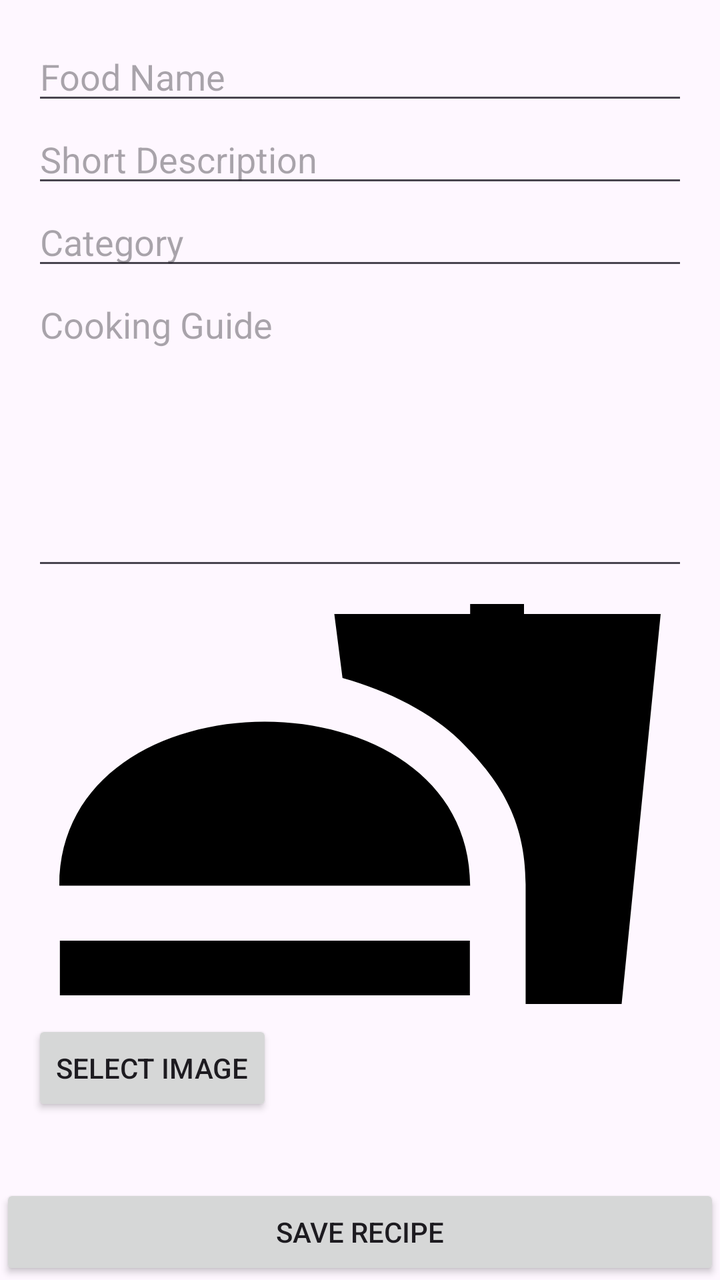
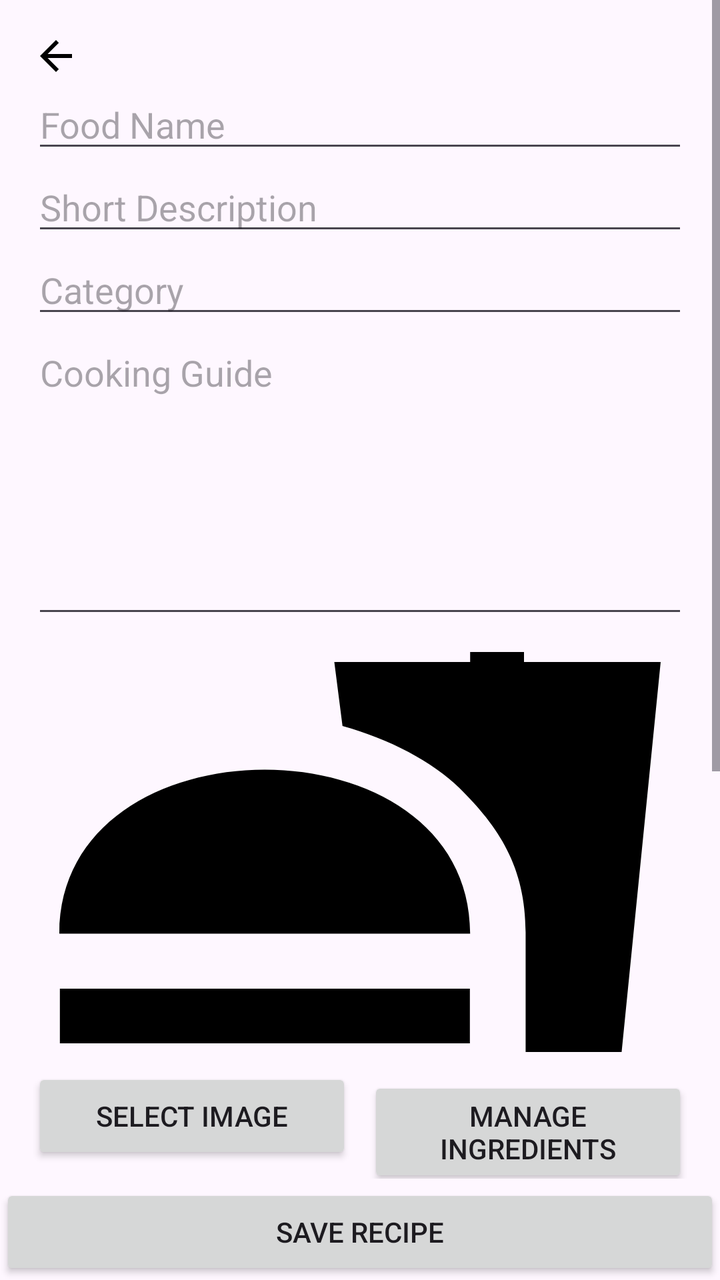

Two renders of the same Android screen: before a commit and after it. Below are the layout's source before the change and the commit's diff.
<!-- AndroidManifest.xml: application theme Theme.MenuBuilderV2 -->
<!-- res/layout/activity_add_food.xml -->
<?xml version="1.0" encoding="utf-8"?>
<androidx.constraintlayout.widget.ConstraintLayout
    xmlns:android="http://schemas.android.com/apk/res/android"
    xmlns:app="http://schemas.android.com/apk/res-auto"
    android:id="@+id/main"
    android:layout_width="match_parent"
    android:layout_height="match_parent">

    <ScrollView
        android:layout_width="match_parent"
        android:layout_height="0dp"
        app:layout_constraintTop_toTopOf="parent"
        app:layout_constraintBottom_toTopOf="@id/btnSave">

        <LinearLayout
            android:layout_width="match_parent"
            android:layout_height="match_parent"
            android:orientation="vertical"
            android:padding="16dp">

            <EditText
                android:id="@+id/edtFoodName"
                android:layout_width="match_parent"
                android:layout_height="wrap_content"
                android:hint="Food Name" />

            <EditText
                android:id="@+id/edtFoodDesc"
                android:layout_width="match_parent"
                android:layout_height="wrap_content"
                android:hint="Short Description" />

            <EditText
                android:id="@+id/edtFoodCategory"
                android:layout_width="match_parent"
                android:layout_height="wrap_content"
                android:hint="Category" />

            <EditText
                android:id="@+id/edtFoodGuide"
                android:layout_width="match_parent"
                android:layout_height="150dp"
                android:hint="Cooking Guide"
                android:gravity="top"
                android:inputType="textMultiLine"
                android:maxLines="8"
                android:scrollbars="vertical" />

            <ImageView
                android:id="@+id/imgSelected"
                android:layout_width="match_parent"
                android:layout_height="200dp"
                android:layout_marginTop="12dp"
                android:scaleType="centerCrop"
                android:src="@drawable/ic_lunch" />

            <Button
                android:id="@+id/btnSelectImage"
                android:layout_width="wrap_content"
                android:layout_height="wrap_content"
                android:text="Select Image"
                android:layout_marginTop="8dp" />
        </LinearLayout>
    </ScrollView>

    <Button
        android:id="@+id/btnSave"
        android:layout_width="match_parent"
        android:layout_height="wrap_content"
        android:text="Save Recipe"
        app:layout_constraintBottom_toBottomOf="parent" />
</androidx.constraintlayout.widget.ConstraintLayout>
<!-- resources referenced by this layout -->
<resources>
  <!-- drawable ic_lunch (drawable) -->
  <vector xmlns:android="http://schemas.android.com/apk/res/android" android:height="24dp" android:tint="#000000" android:viewportHeight="24" android:viewportWidth="24" android:width="24dp">
        
      <path android:fillColor="@android:color/white" android:pathData="M18.06,22.99h1.66c0.84,0 1.53,-0.64 1.63,-1.46L23,5.05h-5L18,1h-1.97v4.05h-4.97l0.3,2.34c1.71,0.47 3.31,1.32 4.27,2.26 1.44,1.42 2.43,2.89 2.43,5.29v8.05zM1,21.99L1,21h15.03v0.99c0,0.55 -0.45,1 -1.01,1L2.01,22.99c-0.56,0 -1.01,-0.45 -1.01,-1zM16.03,14.99c0,-8 -15.03,-8 -15.03,0h15.03zM1.02,17h15v2h-15z"/>
      
  </vector>
  <style name="Theme.MenuBuilderV2" parent="Base.Theme.MenuBuilderV2" />
  <style name="Base.Theme.MenuBuilderV2" parent="Theme.Material3.DayNight.NoActionBar">
          
          
      </style>
</resources>

<!-- the commit's change to res/layout/activity_add_food.xml (unified diff, before → after) -->
@@ -17,6 +17,13 @@
             android:layout_height="match_parent"
             android:orientation="vertical"
             android:padding="16dp">
+            <ImageButton
+                android:id="@+id/btnBack"
+                android:layout_width="wrap_content"
+                android:layout_height="wrap_content"
+                android:src="@drawable/ic_arrow_back"
+                android:background="?attr/selectableItemBackgroundBorderless"
+                android:contentDescription="Back" />
 
             <EditText
                 android:id="@+id/edtFoodName"
@@ -54,12 +61,52 @@
                 android:scaleType="centerCrop"
                 android:src="@drawable/ic_lunch" />
 
-            <Button
-                android:id="@+id/btnSelectImage"
-                android:layout_width="wrap_content"
+            <LinearLayout
+                android:layout_width="match_parent"
                 android:layout_height="wrap_content"
-                android:text="Select Image"
-                android:layout_marginTop="8dp" />
+                android:orientation="horizontal"
+                android:layout_marginTop="8dp"
+                android:gravity="start">
+
+                <Button
+                    android:id="@+id/btnSelectImage"
+                    android:layout_width="0dp"
+                    android:layout_height="wrap_content"
+                    android:layout_weight="1"
+                    android:text="Select Image" />
+
+                <Button
+                    android:id="@+id/btnManageIngredients"
+                    android:layout_width="0dp"
+                    android:layout_height="wrap_content"
+                    android:layout_weight="1"
+                    android:text="Manage Ingredients"
+                    android:layout_marginStart="8dp"/>
+            </LinearLayout>
+
+            <EditText
+                android:id="@+id/edtSearchIngredient"
+                android:layout_width="match_parent"
+                android:layout_height="wrap_content"
+                android:hint="Search ingredients..."
+                android:drawableLeft="@android:drawable/ic_menu_search"
+                android:padding="12dp"
+                android:layout_marginTop="8dp"/>
+
+            <androidx.recyclerview.widget.RecyclerView
+                android:id="@+id/recyclerIngredients"
+                android:layout_width="match_parent"
+                android:layout_height="200dp"
+                android:layout_marginTop="8dp"/>
+            
+            <TextView
+                android:id="@+id/txtSelectedIngredientsSummary"
+                android:layout_width="match_parent"
+                android:layout_height="wrap_content"
+                android:text="Selected Ingredients:"
+                android:textStyle="bold"
+                android:layout_marginTop="12dp"/>
+
         </LinearLayout>
     </ScrollView>
 
<!-- resource entries referenced after the edit -->
@@ -1,5 +1,11 @@
 <!-- resources referenced by this layout -->
 <resources>
+  <!-- drawable ic_arrow_back (drawable) -->
+  <vector xmlns:android="http://schemas.android.com/apk/res/android" android:autoMirrored="true" android:height="24dp" android:tint="#000000" android:viewportHeight="24" android:viewportWidth="24" android:width="24dp">
+        
+      <path android:fillColor="@android:color/white" android:pathData="M20,11H7.83l5.59,-5.59L12,4l-8,8 8,8 1.41,-1.41L7.83,13H20v-2z"/>
+      
+  </vector>
   <!-- drawable ic_lunch (drawable) -->
   <vector xmlns:android="http://schemas.android.com/apk/res/android" android:height="24dp" android:tint="#000000" android:viewportHeight="24" android:viewportWidth="24" android:width="24dp">
         
